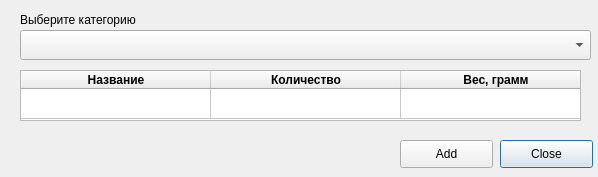
Qt form add_item.ui (vasiliypozhinskiy/packing) before a commit.
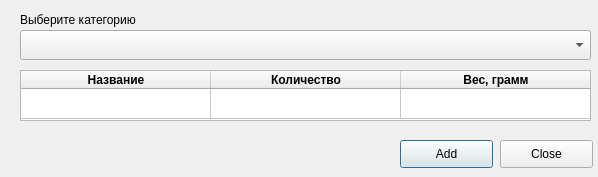
The same form after that commit.

```diff
--- a/add_item.ui
+++ b/add_item.ui
@@ -38,6 +38,12 @@
    <property name="text">
     <string>Add</string>
    </property>
+   <property name="autoDefault">
+    <bool>false</bool>
+   </property>
+   <property name="default">
+    <bool>true</bool>
+   </property>
   </widget>
   <widget class="QComboBox" name="select_category">
    <property name="geometry">
@@ -67,7 +73,7 @@
     <rect>
      <x>20</x>
      <y>70</y>
-     <width>561</width>
+     <width>571</width>
      <height>51</height>
     </rect>
    </property>
```
